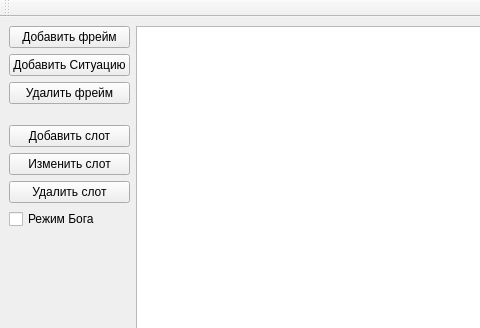
First picture: the form in ui/kbeditorwindow.ui, repository vinni-au/nya-cats, before the edit; both pictures show x 0 to 480 and y 0 to 328 of the 950 by 735 pixel window.
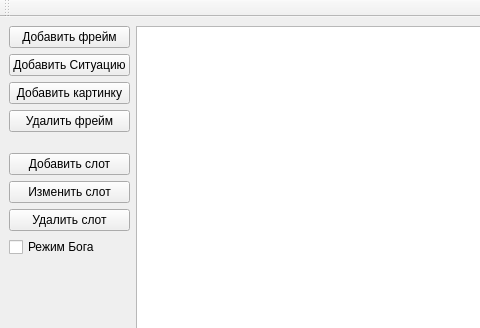
Second picture: the form after the edit. Icons and pictures are not drawn. Custom widgets are drawn as their Qt base class.

Commit message: Сделал кнопочку для добавления фреймов Изображений игровых объектов. А также кое-что по интерфейсу: Сообщение с статус баре во время привязки, контекстная менюшка на поле редактора фреймов.

What changed in the file:
```diff
--- a/ui/kbeditorwindow.ui
+++ b/ui/kbeditorwindow.ui
@@ -34,6 +34,13 @@
         </property>
        </widget>
       </item>
+      <item>
+       <widget class="QPushButton" name="btnAddImage">
+        <property name="text">
+         <string>Добавить картинку</string>
+        </property>
+       </widget>
+      </item>
       <item>
        <widget class="QPushButton" name="btnDeleteFrame">
         <property name="text">
```
The commit also changes 7 other files.
